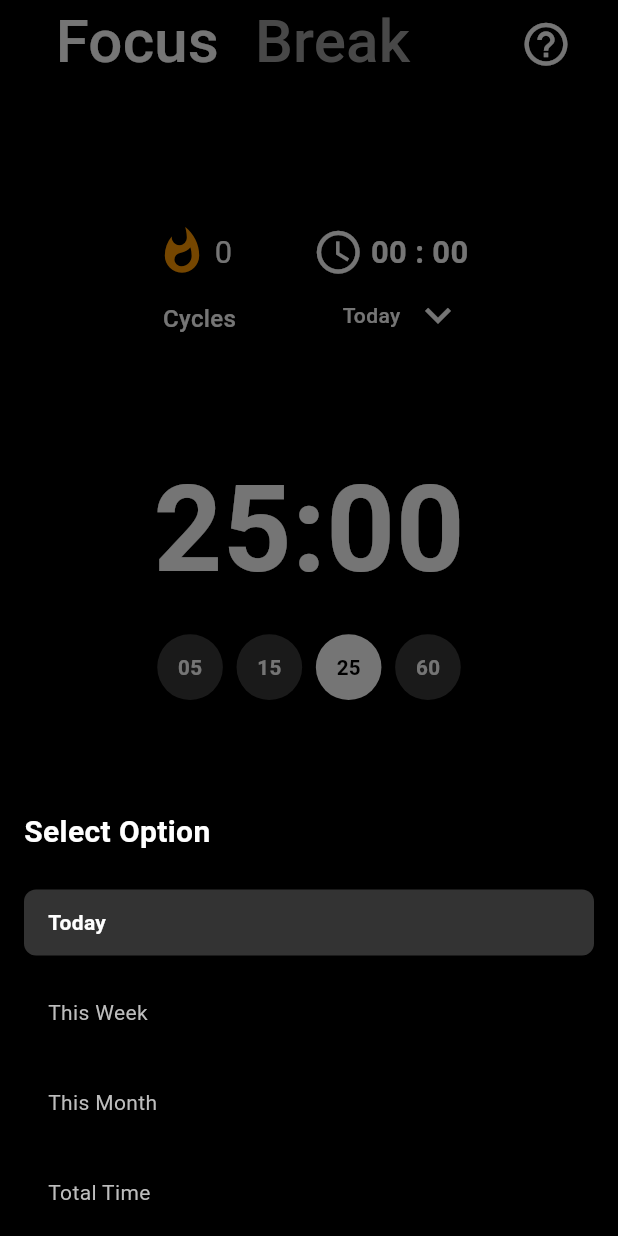
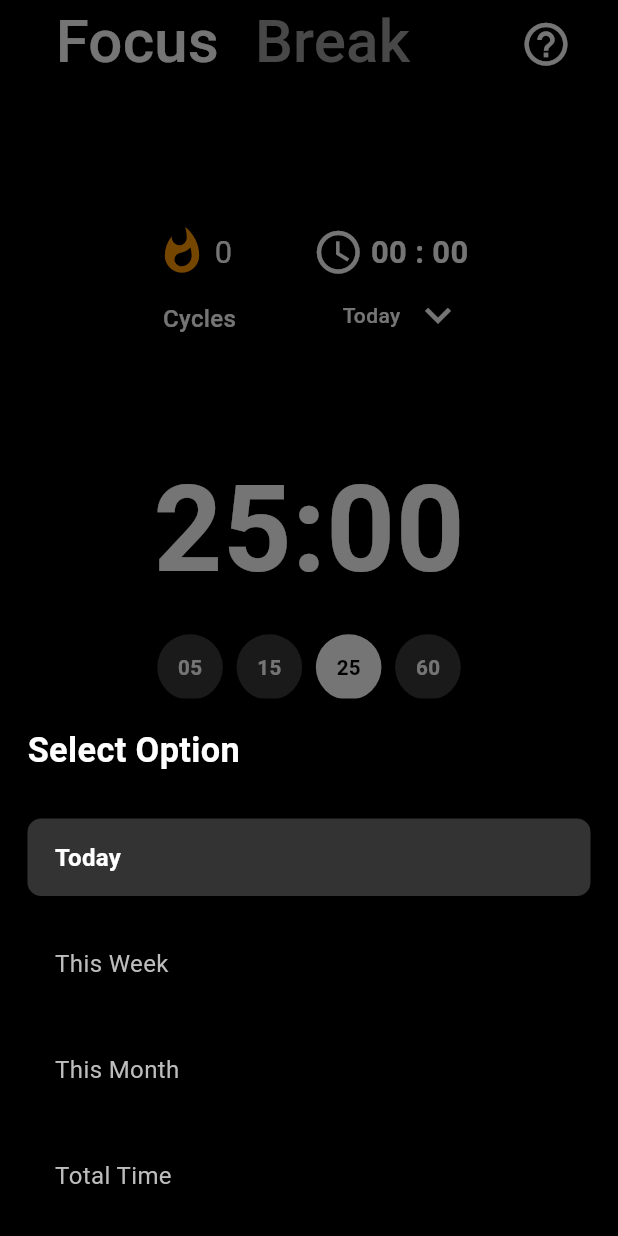
Before and after one commit to surajpatil05/pomodoro-streak, a Flutter app: the screen it shows after launch, after a tap on the "expand more" icon, on a phone screen of 412 x 824 dp. Run offline on Flutter 3.47's test engine with Material 3 defaults, Android fonts, the phone set to English and light mode, and no system bars; our stand-ins replace flutter_local_notifications, flutter_riverpod, flutter_screenutil, permission_handler, sqflite; accounts and stored records are empty.

Commit message:
added screenutil responsiveness to this widget

```diff
--- a/lib/utils/show_bottom_sheet_content.dart
+++ b/lib/utils/show_bottom_sheet_content.dart
@@ -1,8 +1,13 @@
 // custom_bottom_sheet.dart
 import 'package:flutter/material.dart';
+
 import 'package:flutter_riverpod/flutter_riverpod.dart';
+
+import 'package:flutter_screenutil/flutter_screenutil.dart';
+
 import 'package:pomodoro_streak/providers/break_timer_notifier.dart';
 import 'package:pomodoro_streak/providers/focus_timer_notifier.dart';
+
 import 'package:pomodoro_streak/providers/select_dropdown_notifier.dart';
 
 void showBottomSheetContent(BuildContext context, WidgetRef ref) {
@@ -15,24 +20,24 @@ void showBottomSheetContent(BuildContext context, WidgetRef ref) {
     context: context,
     backgroundColor: Colors.black,
     shape: RoundedRectangleBorder(
-      borderRadius: BorderRadius.vertical(top: Radius.circular(16)),
+      borderRadius: BorderRadius.vertical(top: Radius.circular(16.r)),
     ),
     builder: (context) {
       return Container(
-        height: 300,
-        padding: EdgeInsets.all(16),
+        height: 300.h,
+        padding: EdgeInsets.all(16.r),
         child: Column(
           crossAxisAlignment: CrossAxisAlignment.start,
           children: [
             Text(
               'Select Option',
               style: TextStyle(
-                fontSize: 20,
+                fontSize: 20.sp,
                 fontWeight: FontWeight.bold,
                 color: Colors.white,
               ),
             ),
-            SizedBox(height: 16),
+            SizedBox(height: 16.h),
             Expanded(
               child: ListView.builder(
                 itemCount: options.length,
@@ -60,19 +65,19 @@ void showBottomSheetContent(BuildContext context, WidgetRef ref) {
                       Navigator.pop(context);
                     },
                     child: Container(
-                      padding:
-                          EdgeInsets.symmetric(vertical: 12, horizontal: 16),
-                      margin: EdgeInsets.symmetric(vertical: 8),
+                      padding: EdgeInsets.symmetric(
+                          vertical: 12.h, horizontal: 16.w),
+                      margin: EdgeInsets.symmetric(vertical: 8.h),
                       decoration: BoxDecoration(
                         color: isSelected
                             ? Colors.white.withValues(alpha: 0.2)
                             : Colors.transparent,
-                        borderRadius: BorderRadius.circular(8),
+                        borderRadius: BorderRadius.circular(8.r),
                       ),
                       child: Text(
                         option,
                         style: TextStyle(
-                          fontSize: 14,
+                          fontSize: 14.sp,
                           color: isSelected ? Colors.white : Colors.grey[400],
                           fontWeight:
                               isSelected ? FontWeight.bold : FontWeight.normal,
```
